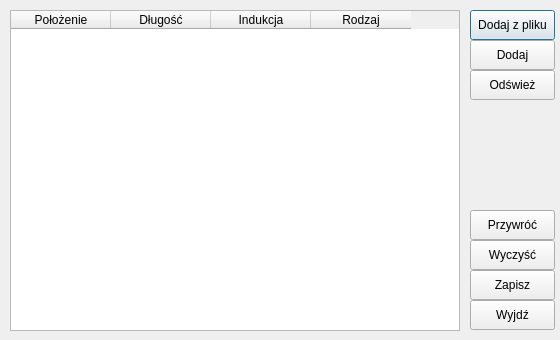
illmoded/madx_nasz, file wiz/wczytaj.ui: the form before one commit.
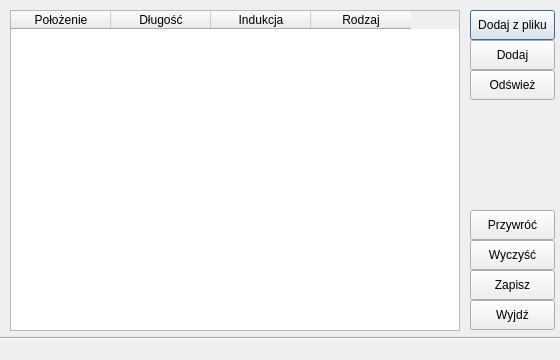
The form after the commit.

Diff of the .ui file:
```diff
--- a/wiz/wczytaj.ui
+++ b/wiz/wczytaj.ui
@@ -10,19 +10,19 @@
     <x>0</x>
     <y>0</y>
     <width>560</width>
-    <height>340</height>
+    <height>360</height>
    </rect>
   </property>
   <property name="minimumSize">
    <size>
     <width>560</width>
-    <height>340</height>
+    <height>360</height>
    </size>
   </property>
   <property name="maximumSize">
    <size>
     <width>560</width>
-    <height>340</height>
+    <height>360</height>
    </size>
   </property>
   <property name="windowTitle">
@@ -164,6 +164,32 @@
     <string>Przywróć</string>
    </property>
   </widget>
+  <widget class="Line" name="line">
+   <property name="geometry">
+    <rect>
+     <x>0</x>
+     <y>330</y>
+     <width>571</width>
+     <height>16</height>
+    </rect>
+   </property>
+   <property name="orientation">
+    <enum>Qt::Horizontal</enum>
+   </property>
+  </widget>
+  <widget class="QLabel" name="statusbar">
+   <property name="geometry">
+    <rect>
+     <x>10</x>
+     <y>340</y>
+     <width>541</width>
+     <height>17</height>
+    </rect>
+   </property>
+   <property name="text">
+    <string/>
+   </property>
+  </widget>
  </widget>
  <resources/>
  <connections/>
```
Left out of the diff: 2 changed lines with no effect on the pictures.
